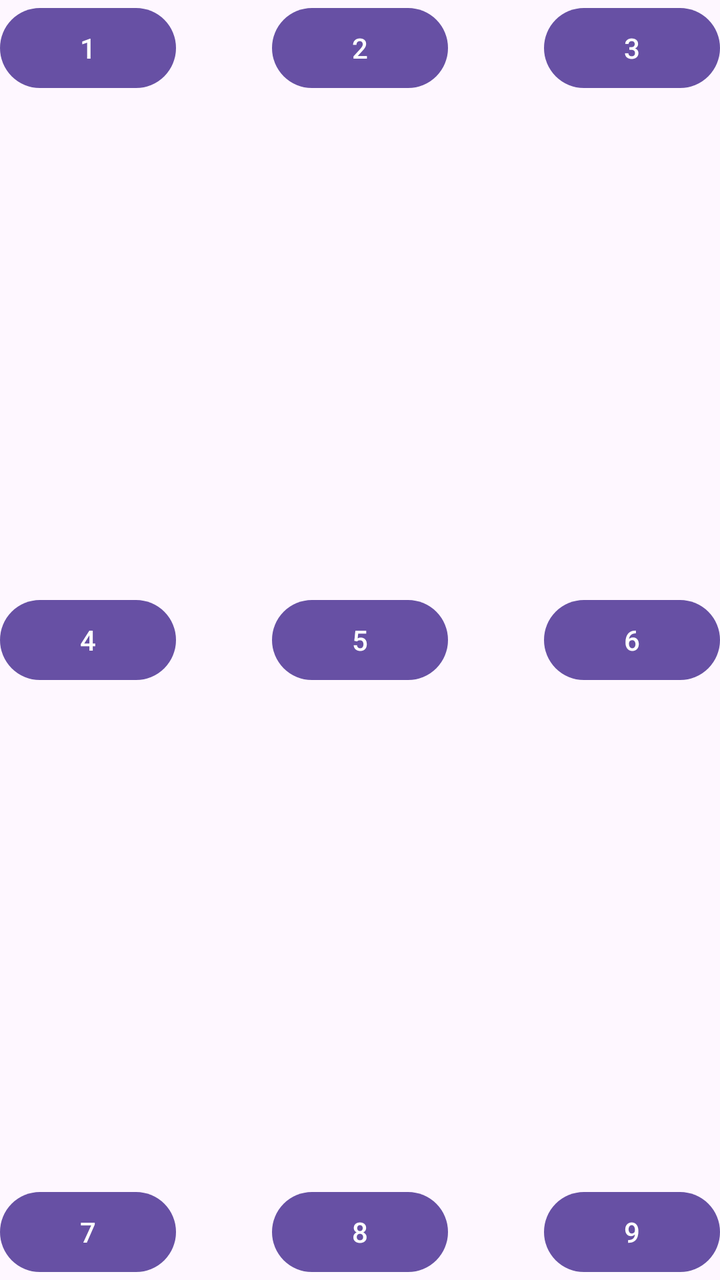
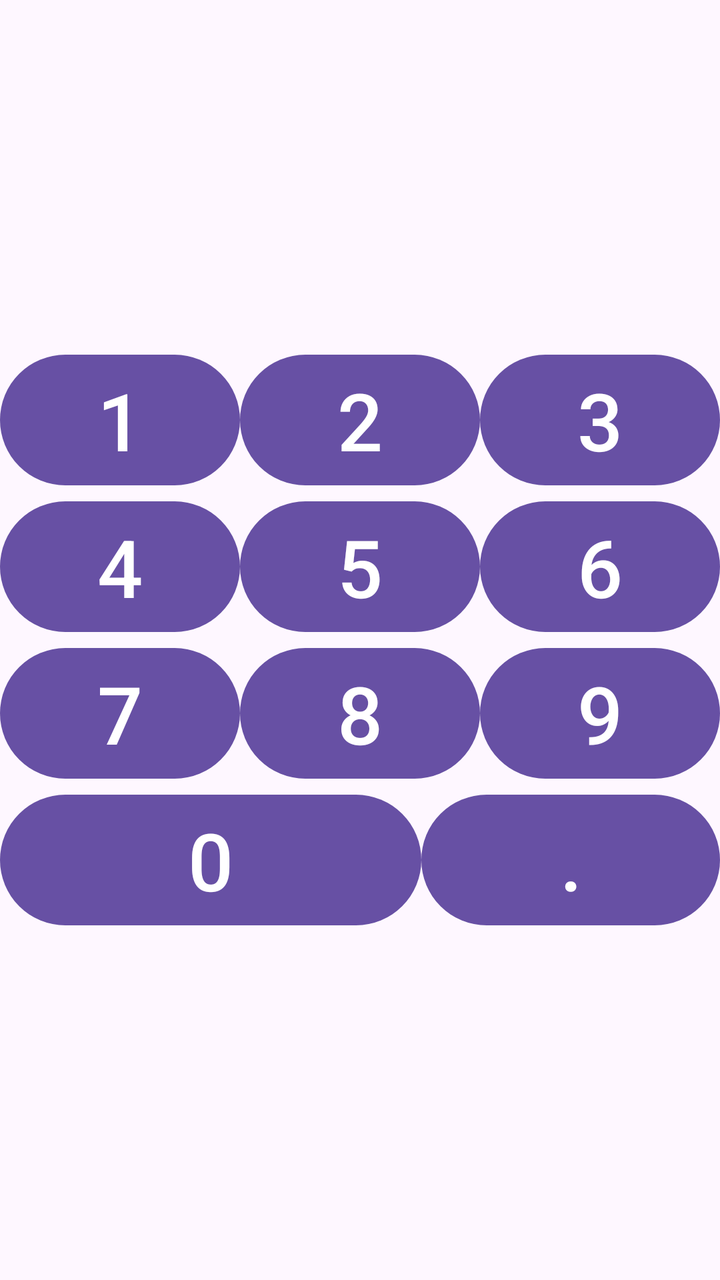

The first picture is an Android layout as it rendered before a commit; the second is the same layout after the commit. The layout source and the unified diff follow.
<!-- AndroidManifest.xml: application theme Theme.LayoutsJava -->
<!-- res/layout/activity_main.xml -->
<?xml version="1.0" encoding="utf-8"?>
<FrameLayout xmlns:android="http://schemas.android.com/apk/res/android"
    xmlns:app="http://schemas.android.com/apk/res-auto"
    xmlns:tools="http://schemas.android.com/tools"
    android:id="@+id/main"
    android:layout_width="match_parent"
    android:layout_height="match_parent"
    tools:context=".MainActivity"
    >
    <Button
        android:id="@+id/button_1"
        android:layout_width="wrap_content"
        android:layout_height="wrap_content"
        android:text="1" />
    <Button
        android:id="@+id/button_2"
        android:layout_width="wrap_content"
        android:layout_height="wrap_content"
        android:layout_gravity="center_horizontal"
        android:text="2" />
    <Button
        android:id="@+id/button_3"
        android:layout_width="wrap_content"
        android:layout_height="wrap_content"
        android:layout_gravity="end"
        android:text="3" />
    <Button
        android:id="@+id/button_4"
        android:layout_width="wrap_content"
        android:layout_height="wrap_content"
        android:layout_gravity="center_vertical"
        android:text="4" />
    <Button
        android:id="@+id/button_5"
        android:layout_width="wrap_content"
        android:layout_height="wrap_content"
        android:layout_gravity="center"
        android:text="5" />
    <Button
        android:id="@+id/button_6"
        android:layout_width="wrap_content"
        android:layout_height="wrap_content"
        android:layout_gravity="center_vertical|end"
        android:text="6" />
    <Button
        android:id="@+id/button_7"
        android:layout_width="wrap_content"
        android:layout_height="wrap_content"
        android:layout_gravity="bottom"
        android:text="7" />
    <Button
        android:id="@+id/button_8"
        android:layout_width="wrap_content"
        android:layout_height="wrap_content"
        android:layout_gravity="bottom|center_horizontal"
        android:text="8" />
    <Button
        android:id="@+id/button_9"
        android:layout_width="wrap_content"
        android:layout_height="wrap_content"
        android:layout_gravity="bottom|end"
        android:text="9" />



</FrameLayout>
<!-- resources referenced by this layout -->
<resources>
  <style name="Theme.LayoutsJava" parent="Base.Theme.LayoutsJava" />
  <style name="Base.Theme.LayoutsJava" parent="Theme.Material3.DayNight.NoActionBar">
          
          
      </style>
</resources>

<!-- the commit's change to res/layout/activity_main.xml (unified diff, before → after) -->
@@ -1,66 +1,149 @@
 <?xml version="1.0" encoding="utf-8"?>
-<FrameLayout xmlns:android="http://schemas.android.com/apk/res/android"
-    xmlns:app="http://schemas.android.com/apk/res-auto"
+<LinearLayout xmlns:android="http://schemas.android.com/apk/res/android"
     xmlns:tools="http://schemas.android.com/tools"
     android:id="@+id/main"
     android:layout_width="match_parent"
     android:layout_height="match_parent"
-    tools:context=".MainActivity"
+    android:orientation="vertical"
+    tools:content=".MainActivity"
     >
-    <Button
-        android:id="@+id/button_1"
-        android:layout_width="wrap_content"
+
+    <Space
+        android:layout_width="match_parent"
         android:layout_height="wrap_content"
-        android:text="1" />
-    <Button
-        android:id="@+id/button_2"
-        android:layout_width="wrap_content"
+        android:layout_weight="1"
+        />
+
+    <LinearLayout
+        android:layout_width="match_parent"
         android:layout_height="wrap_content"
-        android:layout_gravity="center_horizontal"
-        android:text="2" />
-    <Button
-        android:id="@+id/button_3"
-        android:layout_width="wrap_content"
+        android:orientation="horizontal"
+        >
+
+        <Button
+            android:id="@+id/button_1"
+            android:layout_width="wrap_content"
+            android:layout_height="wrap_content"
+            android:layout_weight="1"
+            android:text="@string/_1"
+            android:textSize="@dimen/button_text"
+            />
+
+        <Button
+            android:id="@+id/button_2"
+            android:layout_width="wrap_content"
+            android:layout_height="wrap_content"
+            android:layout_weight="1"
+            android:text="@string/_2"
+            android:textSize="@dimen/button_text"
+            />
+
+        <Button
+            android:id="@+id/button_3"
+            android:layout_width="wrap_content"
+            android:layout_height="wrap_content"
+            android:layout_weight="1"
+            android:text="@string/_3"
+            android:textSize="@dimen/button_text"
+            />
+    </LinearLayout>
+
+    <LinearLayout
+        android:layout_width="match_parent"
         android:layout_height="wrap_content"
-        android:layout_gravity="end"
-        android:text="3" />
-    <Button
-        android:id="@+id/button_4"
-        android:layout_width="wrap_content"
+        android:orientation="horizontal"
+        >
+
+        <Button
+            android:id="@+id/button_4"
+            android:layout_width="wrap_content"
+            android:layout_height="wrap_content"
+            android:layout_weight="1"
+            android:text="@string/_4"
+            android:textSize="@dimen/button_text"
+            />
+
+        <Button
+            android:id="@+id/button_5"
+            android:layout_width="wrap_content"
+            android:layout_height="wrap_content"
+            android:layout_weight="1"
+            android:text="@string/_5"
+            android:textSize="@dimen/button_text"
+            />
+
+        <Button
+            android:id="@+id/button_6"
+            android:layout_width="wrap_content"
+            android:layout_height="wrap_content"
+            android:layout_weight="1"
+            android:text="@string/_6"
+            android:textSize="@dimen/button_text"
+            />
+    </LinearLayout>
+
+    <LinearLayout
+        android:layout_width="match_parent"
         android:layout_height="wrap_content"
-        android:layout_gravity="center_vertical"
-        android:text="4" />
-    <Button
-        android:id="@+id/button_5"
-        android:layout_width="wrap_content"
+        android:orientation="horizontal"
+        >
+
+        <Button
+            android:id="@+id/button_7"
+            android:layout_width="wrap_content"
+            android:layout_height="wrap_content"
+            android:layout_weight="1"
+            android:text="@string/_7"
+            android:textSize="@dimen/button_text"
+            />
+
+        <Button
+            android:id="@+id/button_8"
+            android:layout_width="wrap_content"
+            android:layout_height="wrap_content"
+            android:layout_weight="1"
+            android:text="@string/_8"
+            android:textSize="@dimen/button_text"
+            />
+
+        <Button
+            android:id="@+id/button_9"
+            android:layout_width="wrap_content"
+            android:layout_height="wrap_content"
+            android:layout_weight="1"
+            android:text="@string/_9"
+            android:textSize="@dimen/button_text"
+            />
+    </LinearLayout>
+
+    <LinearLayout
+        android:layout_width="match_parent"
         android:layout_height="wrap_content"
-        android:layout_gravity="center"
-        android:text="5" />
-    <Button
-        android:id="@+id/button_6"
-        android:layout_width="wrap_content"
+        android:orientation="horizontal"
+        >
+
+        <Button
+            android:id="@+id/button_0"
+            android:layout_width="wrap_content"
+            android:layout_height="wrap_content"
+            android:layout_weight="2"
+            android:text="@string/_0"
+            android:textSize="@dimen/button_text"
+            />
+
+        <Button
+            android:id="@+id/button_point"
+            android:layout_width="wrap_content"
+            android:layout_height="wrap_content"
+            android:layout_weight="1"
+            android:text="@string/_point"
+            android:textSize="@dimen/button_text"
+            />
+    </LinearLayout>
+
+    <Space
+        android:layout_width="match_parent"
         android:layout_height="wrap_content"
-        android:layout_gravity="center_vertical|end"
-        android:text="6" />
-    <Button
-        android:id="@+id/button_7"
-        android:layout_width="wrap_content"
-        android:layout_height="wrap_content"
-        android:layout_gravity="bottom"
-        android:text="7" />
-    <Button
-        android:id="@+id/button_8"
-        android:layout_width="wrap_content"
-        android:layout_height="wrap_content"
-        android:layout_gravity="bottom|center_horizontal"
-        android:text="8" />
-    <Button
-        android:id="@+id/button_9"
-        android:layout_width="wrap_content"
-        android:layout_height="wrap_content"
-        android:layout_gravity="bottom|end"
-        android:text="9" />
-
-
-
-</FrameLayout>
+        android:layout_weight="1"
+        />
+</LinearLayout>
<!-- resource entries referenced after the edit -->
@@ -1,5 +1,17 @@
 <!-- resources referenced by this layout -->
 <resources>
+  <dimen name="button_text">40sp</dimen>
+  <string name="_0">0</string>
+  <string name="_1">1</string>
+  <string name="_2">2</string>
+  <string name="_3">3</string>
+  <string name="_4">4</string>
+  <string name="_5">5</string>
+  <string name="_6">6</string>
+  <string name="_7">7</string>
+  <string name="_8">8</string>
+  <string name="_9">9</string>
+  <string name="_point">.</string>
   <style name="Theme.LayoutsJava" parent="Base.Theme.LayoutsJava" />
   <style name="Base.Theme.LayoutsJava" parent="Theme.Material3.DayNight.NoActionBar">
           
